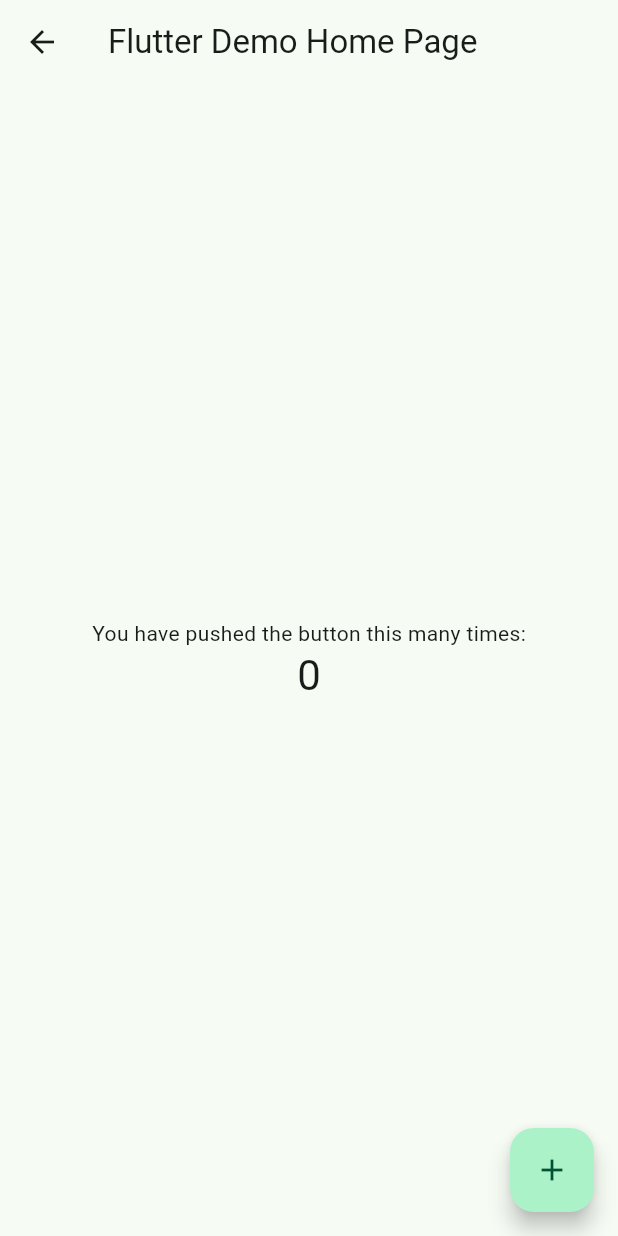
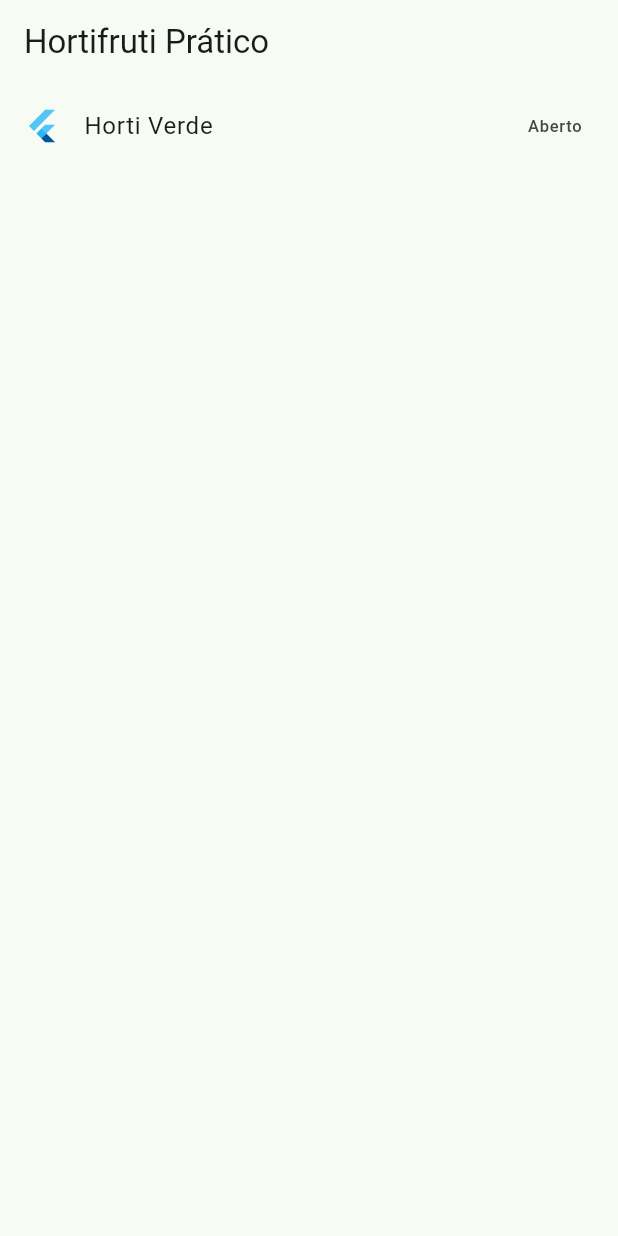
Before and after one commit to WebEvolui/app-hortifruti-pratico-flutter-getx, a Flutter app: the HomePage screen opened directly, on a phone screen of 412 x 824 dp. Run offline on Flutter 3.47's test engine with Material 2 defaults, Android fonts, the light colour scheme and no system bars; our stand-ins replace get.

Commit message:
Módulo home criado

```diff
--- a/lib/app/modules/dashboard/binding.dart
+++ b/lib/app/modules/dashboard/binding.dart
@@ -1,9 +1,12 @@
 import 'package:app_hortifruti_pratico/app/modules/dashboard/controller.dart';
+import 'package:app_hortifruti_pratico/app/modules/home/controller.dart';
 import 'package:get/get.dart';
 
 class DashboardBinding implements Bindings {
+
   @override
   void dependencies() {
     Get.lazyPut<DashboardController>(() => DashboardController());
+    Get.lazyPut<HomeController>(() => HomeController());
   }
 }
--- a/lib/app/modules/dashboard/page.dart
+++ b/lib/app/modules/dashboard/page.dart
@@ -1,4 +1,5 @@
 import 'package:app_hortifruti_pratico/app/modules/dashboard/controller.dart';
+import 'package:app_hortifruti_pratico/app/modules/home/page.dart';
 import 'package:flutter/material.dart';
 import 'package:get/get.dart';
 
@@ -7,7 +8,6 @@
   @override
   Widget build(BuildContext context) {
     return Scaffold(
-      appBar: AppBar(title: Text('DashboardPage')),
       bottomNavigationBar: Obx(
         () => NavigationBar(
           onDestinationSelected: controller.changePageIndex,
@@ -35,7 +35,7 @@
         () => IndexedStack(
           index: controller.currentPageIndex.value,
           children: [
-            Text('Início'),
+            HomePage(),
             Text('Meu Perfil'),
             Text('Meus Pedidos'),
           ],
--- a/lib/app/modules/home/controller.dart
+++ b/lib/app/modules/home/controller.dart
@@ -2,9 +2,4 @@
 
 class HomeController extends GetxController {
 
-  var counter = 0.obs;
-
-  void incrementCounter() {
-    counter.value++;
-  }
 }
--- a/lib/app/modules/home/page.dart
+++ b/lib/app/modules/home/page.dart
@@ -7,28 +7,16 @@
   @override
   Widget build(BuildContext context) {
     return Scaffold(
-      appBar: AppBar(title: Text('Flutter Demo Home Page')),
-      body: Center(
-        child: Column(
-          mainAxisAlignment: MainAxisAlignment.center,
-          children: <Widget>[
-            const Text(
-              'You have pushed the button this many times:',
-            ),
-            Obx(
-              () => Text(
-                "${controller.counter}",
-                style: Theme.of(context).textTheme.headline4,
-              )
-            ),
-          ],
-        ),
-      ),
-      floatingActionButton: FloatingActionButton(
-        onPressed: controller.incrementCounter,
-        tooltip: 'Increment',
-        child: const Icon(Icons.add),
-      ),
+      appBar: AppBar(title: Text('Hortifruti Prático')),
+      body: Obx(() => ListView(
+        children: [
+          ListTile(
+            title: Text('Horti Verde'),
+            leading: FlutterLogo(),
+            trailing: Text('Aberto'),
+          )
+        ],
+      ))
     );
   }
 }
--- a/lib/app/routes/pages.dart
+++ b/lib/app/routes/pages.dart
@@ -1,6 +1,5 @@
 import 'package:app_hortifruti_pratico/app/modules/dashboard/binding.dart';
 import 'package:app_hortifruti_pratico/app/modules/dashboard/page.dart';
-import 'package:app_hortifruti_pratico/app/modules/home/binding.dart';
 import 'package:app_hortifruti_pratico/app/modules/home/page.dart';
 import 'package:app_hortifruti_pratico/app/routes/routes.dart';
 import 'package:get/get.dart';
@@ -10,8 +9,8 @@
   static final pages = [
     GetPage(
       name: Routes.dashboard,
-      page: ()=> DashboardPage(),
+      page: () => DashboardPage(),
       binding: DashboardBinding(),
-    )
+    ),
   ];
 }
```
Also changed, not shown: lib/app/modules/home/repository.dart (added).
